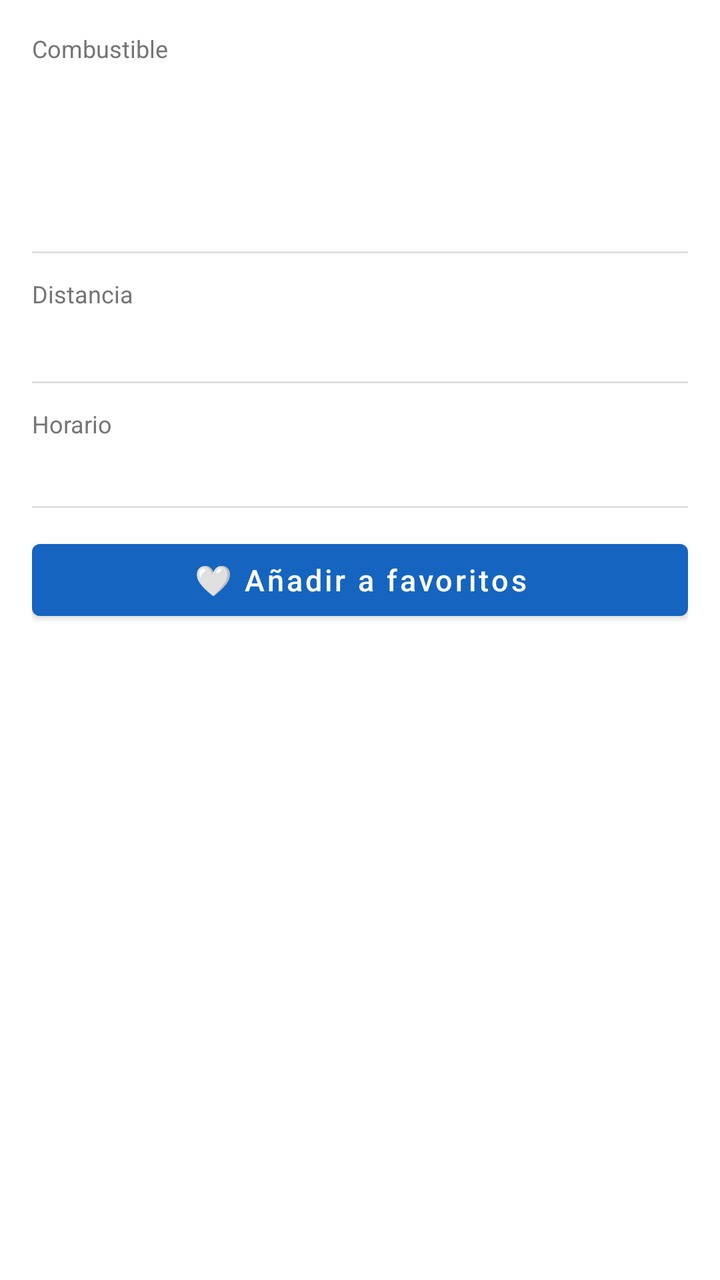
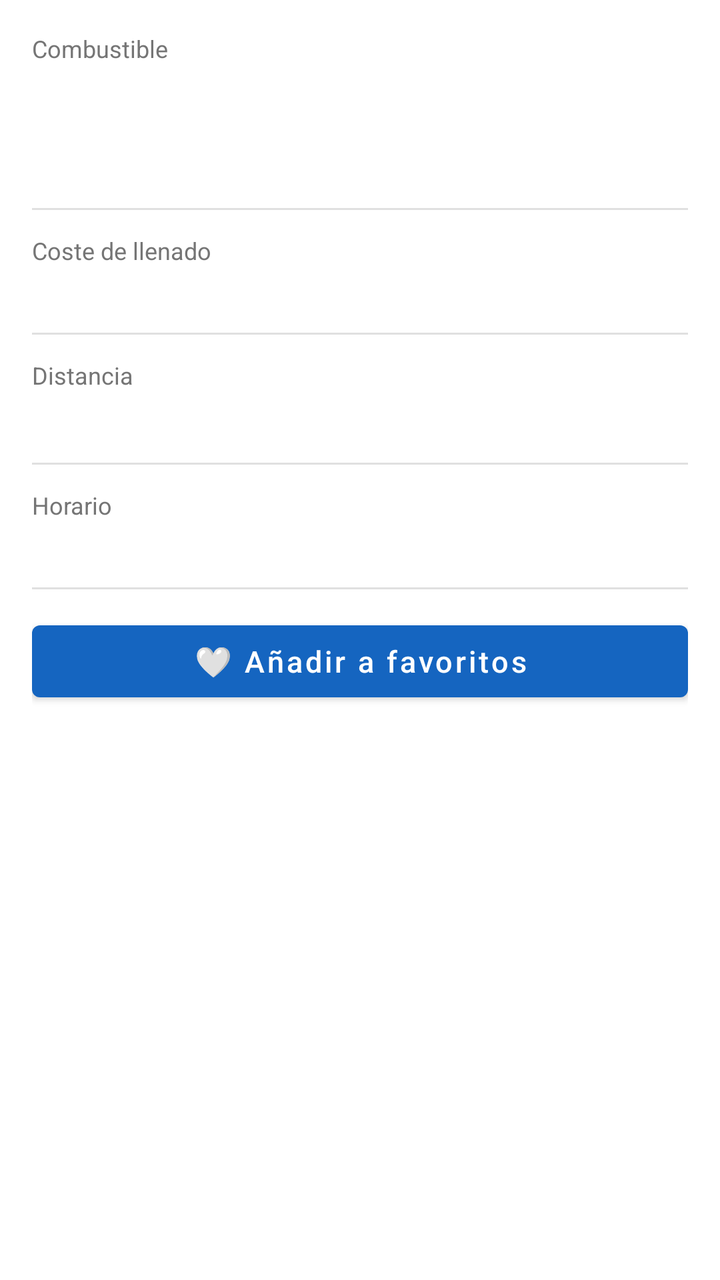

The first picture is an Android layout as it rendered before a commit; the second is the same layout after the commit. The layout source and the unified diff follow.
<!-- AndroidManifest.xml: application theme Theme.AhorraGas -->
<!-- res/layout/fragment_general.xml -->
<?xml version="1.0" encoding="utf-8"?>
<LinearLayout xmlns:android="http://schemas.android.com/apk/res/android"
    android:layout_width="match_parent"
    android:layout_height="match_parent"
    android:orientation="vertical"
    android:padding="16dp">


    
    <TextView
        android:layout_width="wrap_content"
        android:layout_height="wrap_content"
        android:text="Combustible"
        android:textColor="@color/text_secondary"
        android:textSize="12sp" />

    <TextView
        android:id="@+id/tvFuelLabel"
        android:layout_width="wrap_content"
        android:layout_height="wrap_content"
        android:textColor="@color/text_primary"
        android:textSize="15sp"
        android:textStyle="bold" />

    <TextView
        android:id="@+id/tvDetailPrice"
        android:layout_width="wrap_content"
        android:layout_height="wrap_content"
        android:layout_marginTop="2dp"
        android:textColor="@color/price_cheap"
        android:textSize="28sp"
        android:textStyle="bold" />

    <TextView
        android:id="@+id/tvFillCost"
        android:layout_width="wrap_content"
        android:layout_height="wrap_content"
        android:layout_marginTop="4dp"
        android:textColor="@color/text_secondary"
        android:textSize="13sp" />

    <View
        android:layout_width="match_parent"
        android:layout_height="1dp"
        android:layout_marginVertical="12dp"
        android:background="@color/divider" />

    
    <TextView
        android:layout_width="wrap_content"
        android:layout_height="wrap_content"
        android:text="Distancia"
        android:textColor="@color/text_secondary"
        android:textSize="12sp" />

    <TextView
        android:id="@+id/tvDetailDistance"
        android:layout_width="wrap_content"
        android:layout_height="wrap_content"
        android:layout_marginTop="2dp"
        android:textColor="@color/text_primary"
        android:textSize="16sp" />

    <View
        android:layout_width="match_parent"
        android:layout_height="1dp"
        android:layout_marginVertical="12dp"
        android:background="@color/divider" />

    
    <TextView
        android:layout_width="wrap_content"
        android:layout_height="wrap_content"
        android:text="Horario"
        android:textColor="@color/text_secondary"
        android:textSize="12sp" />

    <TextView
        android:id="@+id/tvDetailHorario"
        android:layout_width="wrap_content"
        android:layout_height="wrap_content"
        android:layout_marginTop="2dp"
        android:textColor="@color/text_primary"
        android:textSize="14sp" />

    <View
        android:layout_width="match_parent"
        android:layout_height="1dp"
        android:layout_marginVertical="12dp"
        android:background="@color/divider" />

    
    <Button
        android:id="@+id/btnFavorite"
        android:layout_width="match_parent"
        android:layout_height="wrap_content"
        android:text="🤍 Añadir a favoritos"
        android:textAllCaps="false"
        android:textSize="15sp" />

</LinearLayout>
<!-- resources referenced by this layout -->
<resources>
  <color name="divider">#E0E0E0</color>
  <color name="price_cheap">#388E3C</color>
  <color name="text_primary">#212121</color>
  <color name="text_secondary">#757575</color>
  <style name="Theme.AhorraGas" parent="Theme.MaterialComponents.DayNight.NoActionBar">
          <item name="colorPrimary">@color/primary</item>
          <item name="colorPrimaryVariant">@color/primary_dark</item>
          <item name="colorOnPrimary">@color/white</item>
          <item name="colorSecondary">@color/secondary</item>
          <item name="colorOnSecondary">@color/white</item>
          <item name="android:statusBarColor">@color/primary_dark</item>
      </style>
  <color name="primary">#1565C0</color>
  <color name="primary_dark">#0D47A1</color>
  <color name="white">#FFFFFF</color>
  <color name="secondary">#FF9800</color>
</resources>

<!-- the commit's change to res/layout/fragment_general.xml (unified diff, before → after) -->
@@ -31,13 +31,26 @@
         android:textSize="28sp"
         android:textStyle="bold" />
 
+    <View
+        android:layout_width="match_parent"
+        android:layout_height="1dp"
+        android:layout_marginVertical="12dp"
+        android:background="@color/divider" />
+
+    <TextView
+        android:layout_width="wrap_content"
+        android:layout_height="wrap_content"
+        android:text="Coste de llenado"
+        android:textColor="@color/text_secondary"
+        android:textSize="12sp" />
+
     <TextView
         android:id="@+id/tvFillCost"
         android:layout_width="wrap_content"
         android:layout_height="wrap_content"
-        android:layout_marginTop="4dp"
-        android:textColor="@color/text_secondary"
-        android:textSize="13sp" />
+        android:layout_marginTop="2dp"
+        android:textColor="@color/text_primary"
+        android:textSize="14sp" />
 
     <View
         android:layout_width="match_parent"
